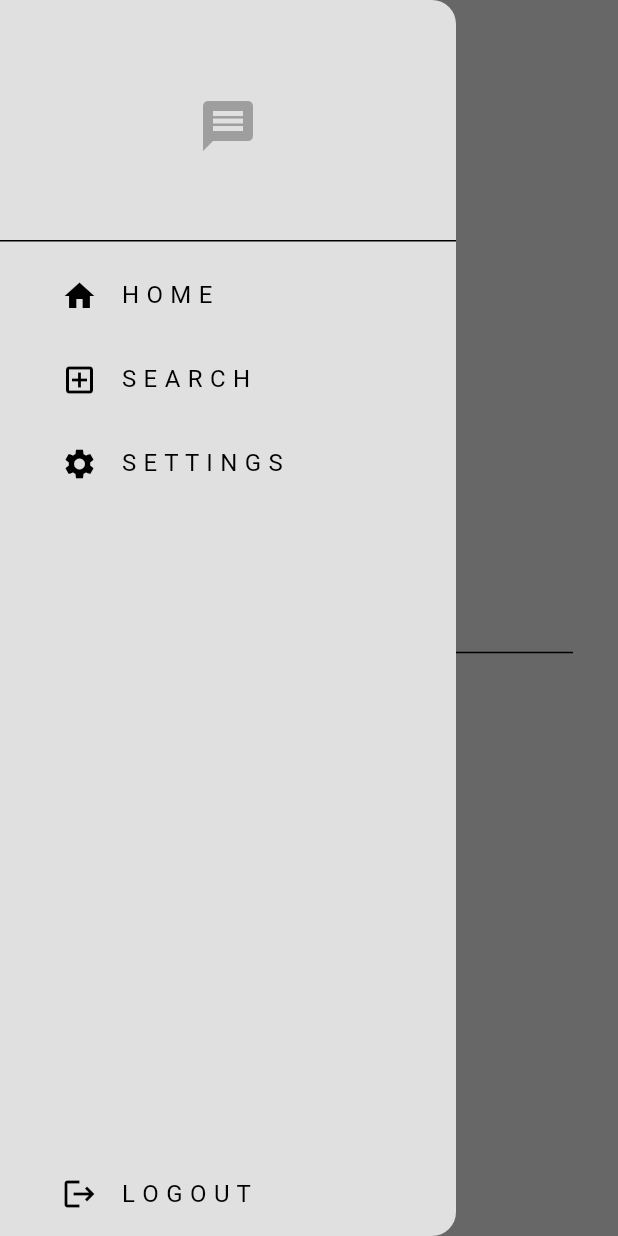
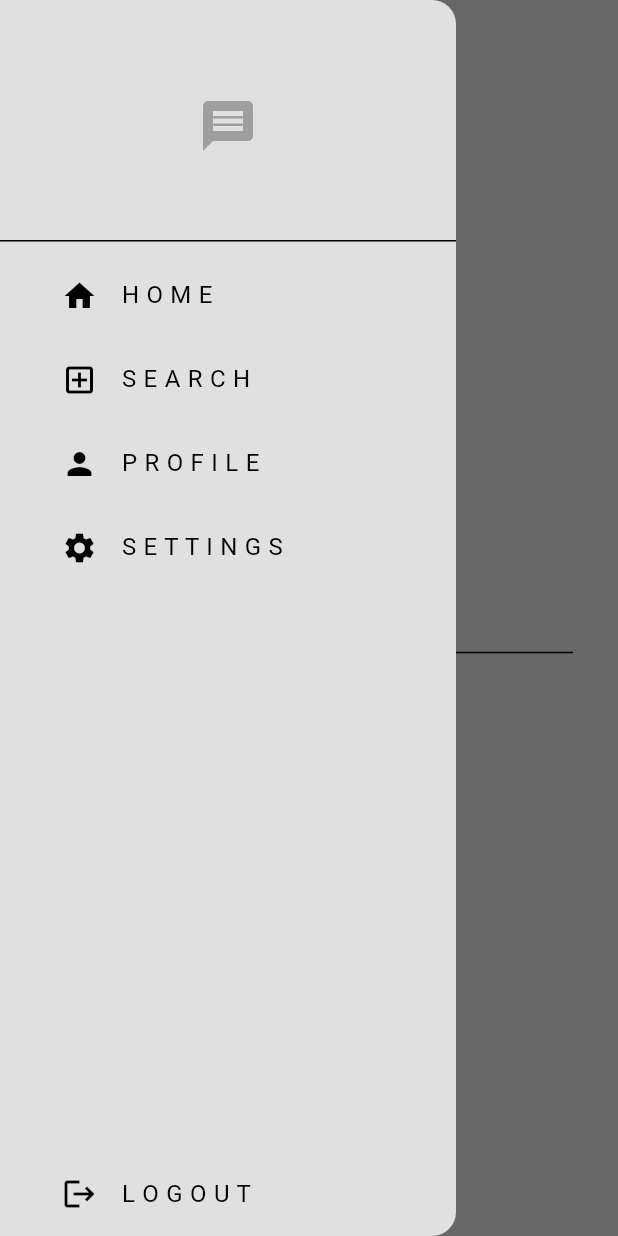
Before and after one commit to GIGI-QUEEN/messenger, a Flutter app: the screen it shows once a user with an empty profile is signed in, with the side drawer open, on a phone screen of 412 x 824 dp. Run offline on Flutter 3.47's test engine with Material 3 defaults, Android fonts, the phone set to English and light mode, and no system bars; our stand-ins replace cloud_firestore, firebase_auth, firebase_core, local_auth, qr_flutter; accounts and stored records are empty; network calls fail.

```diff
--- a/lib/components/my_drawer.dart
+++ b/lib/components/my_drawer.dart
@@ -1,17 +1,18 @@
 import 'package:flutter/material.dart';
+import 'package:secure_messenger/components/my_list_tile.dart';
 
 import '../pages/search_page.dart';
-import '../services/auth/auth_service.dart';
 import '../pages/settings_page.dart';
 
 class MyDrawer extends StatelessWidget {
-  const MyDrawer({super.key});
+  final void Function()? onProfileTap;
+  final void Function()? onSignOut;
 
-  void logout() {
-    // get auth service
-    final auth = AuthService();
-    auth.signOut();
-  }
+  const MyDrawer({
+    super.key,
+    required this.onProfileTap,
+    required this.onSignOut,
+  });
 
   @override
   Widget build(BuildContext context) {
@@ -34,45 +35,35 @@ class MyDrawer extends StatelessWidget {
               ),
 
               // home list tile
-                Padding(
-                  padding: const EdgeInsets.only(left: 25.0),
-                  child: ListTile(
-                    title: const Text('H O M E'),
-                    leading: const Icon(Icons.home),
-                    onTap: () {
-                      // pop the drawer
-                      Navigator.pop(context);
-                    },
-                  ),
+              MyListTile(
+                icon: Icons.home,
+                text: 'H O M E',
+                onTap: () => Navigator.pop(context),
               ),
 
               // search list tile
-                Padding(
-                  padding: const EdgeInsets.only(left: 25.0),
-                  child: ListTile(
-                    title: const Text('S E A R C H'),
-                    leading: const Icon(Icons.add_box_outlined),
-                    onTap: () {
-                      // navigate to search page
-                      Navigator.push(
+              MyListTile(
+                icon: Icons.add_box_outlined,
+                text: 'S E A R C H',
+                onTap: () => Navigator.push(
                   context,
                   MaterialPageRoute(
                     builder: (context) => SearchPage(),
                   ),
-                      );
-                    },
                 ),
               ),
 
               // settings list tile
-                Padding(
-                  padding: const EdgeInsets.only(
-                    left: 25.0,
-                    bottom: 25.0,
+
+              MyListTile(
+                icon: Icons.person,
+                text: 'P R O F I L E',
+                onTap: onProfileTap,
               ),
-                  child: ListTile(
-                    title: const Text('S E T T I N G S'),
-                    leading: const Icon(Icons.settings),
+
+              MyListTile(
+                icon: Icons.settings,
+                text: 'S E T T I N G S',
                 onTap: () {
                   // pop the drawer
                   Navigator.pop(context);
@@ -86,20 +77,17 @@ class MyDrawer extends StatelessWidget {
                   );
                 },
               ),
-                ),
             ],
           ),
 
           // logout tile
-            Padding(
-              padding: const EdgeInsets.only(left: 25.0),
-              child: ListTile(
-                title: const Text('L O G O U T'),
-                leading: const Icon(Icons.logout),
-                onTap: logout,
-              ),
+          MyListTile(
+            icon: Icons.logout,
+            text: 'L O G O U T',
+            onTap: onSignOut,
           ),
         ],
-        ));
+      ),
+    );
   }
 }
--- /dev/null
+++ b/lib/components/my_list_tile.dart
@@ -0,0 +1,26 @@
+import 'package:flutter/material.dart';
+
+class MyListTile extends StatelessWidget {
+  final IconData icon;
+  final String text;
+  final void Function()? onTap;
+
+  const MyListTile({
+    super.key,
+    required this.icon,
+    required this.text,
+    required this.onTap,
+  });
+
+  @override
+  Widget build(BuildContext context) {
+    return Padding(
+      padding: const EdgeInsets.only(left: 25.0),
+      child: ListTile(
+        leading: Icon(icon),
+        title: Text(text),
+        onTap: onTap,
+      ),
+    );
+  }
+}
--- a/lib/main.dart
+++ b/lib/main.dart
@@ -3,6 +3,8 @@ import 'package:flutter/material.dart';
 import 'package:secure_messenger/services/auth/auth_gate.dart';
 import 'package:secure_messenger/firebase_options.dart';
 import 'package:secure_messenger/themes/light_mode.dart';
+
+// import 'services/qr/generate_qr_code.dart';
 
 void main() async {
   WidgetsFlutterBinding.ensureInitialized();
@@ -17,7 +19,7 @@ class MyApp extends StatelessWidget {
   Widget build(BuildContext context) {
     return MaterialApp(
       debugShowCheckedModeBanner: false,
-      home: const AuthGate(),
+      home: const AuthGate(), // const GenerateQRCode()
       theme: lightMode,
     );
   }
--- /dev/null
+++ b/lib/models/user.dart
@@ -0,0 +1,28 @@
+import 'package:cloud_firestore/cloud_firestore.dart';
+
+class User {
+  final String uid;
+  final String email;
+  //final String image;
+  final String username;
+  final Timestamp timestamp;
+
+  User({
+    required this.uid,
+    required this.email,
+    // required this.image,
+    required this.username,
+    required this.timestamp,
+  });
+
+  // convert to a map
+  Map<String, dynamic> toMap() {
+    return {
+      'uid': uid,
+      'email': email,
+      //'image': image,
+      'username': username,
+      'timestamp': timestamp,
+    };
+  }
+}
--- a/lib/pages/home_page.dart
+++ b/lib/pages/home_page.dart
@@ -7,13 +7,38 @@ import 'package:secure_messenger/services/chat/chat_service.dart';
 import '../components/my_drawer.dart';
 import '../components/user_tile.dart';
 import 'chat_page.dart';
+import 'profile_page.dart';
 
-class HomePage extends StatelessWidget {
+class HomePage extends StatefulWidget {
   HomePage({super.key});
 
+  @override
+  State<HomePage> createState() => _HomePageState();
+}
+
+class _HomePageState extends State<HomePage> {
 // chat and auth service
   final ChatService _chatService = ChatService();
+
   final AuthService _authService = AuthService();
+
+  void logout() {
+    // get auth service
+    final auth = AuthService();
+    auth.signOut();
+  }
+
+  void goToProfilePage() {
+    // pop menu drawer
+    Navigator.pop(context);
+
+    // go to new page
+    Navigator.push(
+        context,
+        MaterialPageRoute(
+          builder: (context) => const ProfilePage(),
+        ));
+  }
 
   @override
   Widget build(BuildContext context) {
@@ -25,7 +50,10 @@ class HomePage extends StatelessWidget {
         elevation: 0,
         foregroundColor: Colors.grey,
       ),
-      drawer: const MyDrawer(),
+      drawer: MyDrawer(
+        onProfileTap: goToProfilePage,
+        onSignOut: logout,
+      ),
       body: Column(children: [
         const SizedBox(height: 20),
 
--- a/lib/services/auth/auth_service.dart
+++ b/lib/services/auth/auth_service.dart
@@ -73,6 +73,8 @@ class AuthService {
         {
           'uid': userCredential.user!.uid,
           'email': email,
+          'username': email,
+          'bio': 'Empty bio',
         },
       );
 
--- a/lib/services/chat/chat_service.dart
+++ b/lib/services/chat/chat_service.dart
@@ -51,6 +51,7 @@ class ChatService {
         .where('email', isEqualTo: otherUserEmail)
         .get();
 
+    // get a user
     if (otherUserSnapshot.docs.isNotEmpty) {
       // get the other user's ID
       String otherUserID = otherUserSnapshot.docs.first.id;
```
Also changed, not shown: lib/components/my_textbox.dart (added, +50 -0 lines), lib/pages/profile_page.dart (added, +155 -0 lines), lib/services/qr/generate_qr_code.dart (added, +77 -0 lines), lib/services/qr/qr_data.dart (added, +16 -0 lines), lib/services/qr/qr_image.dart (added, +35 -0 lines), pubspec.yaml (+4 -68 lines), assets/images/image.png (added), pubspec.lock, 1 other file. Lines whose indentation alone changed are shown as unchanged.
